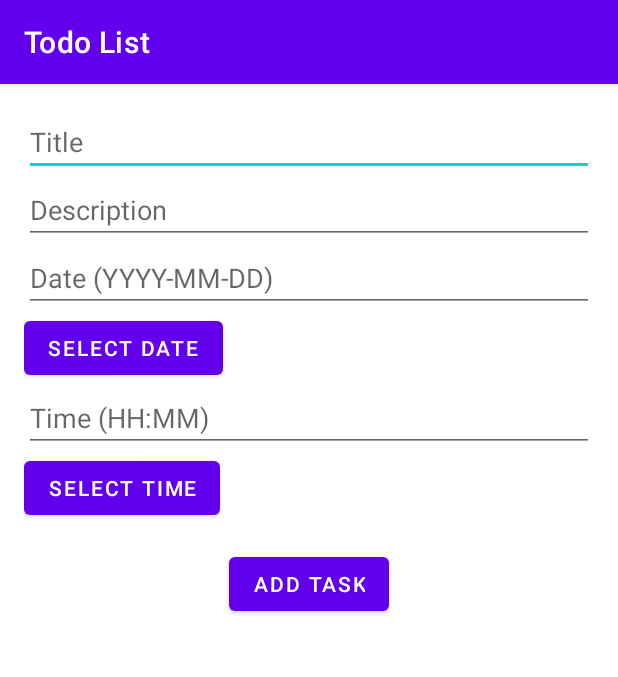
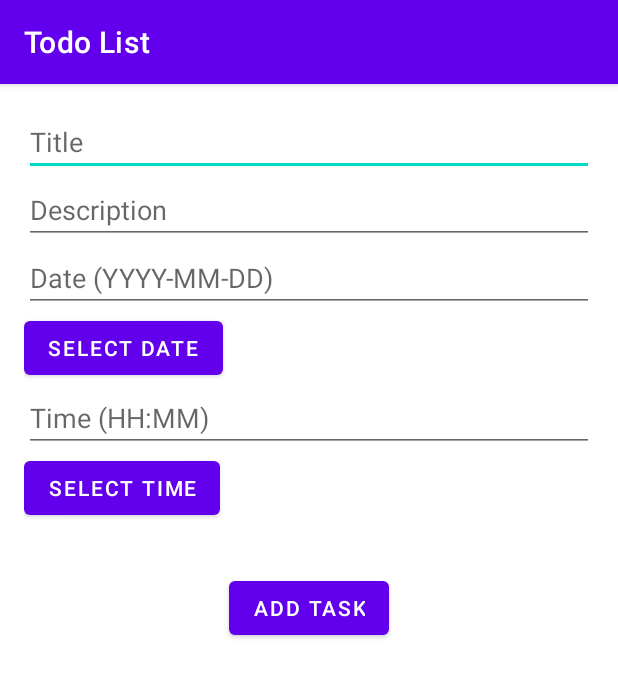
Before and after one commit to aleksandarMilos/FinalProject, an Android app: the ToDoList screen opened directly, with no data from a screen before it, on a phone screen of 412 x 824 dp. Shown: the top 677 px of the screen. Run offline under Robolectric (Android 15) with nearby library versions, the phone set to English and light mode, and no system bars; our stand-ins replace Room's generated code.

```diff
--- a/app/src/main/res/layout/todolist.xml
+++ b/app/src/main/res/layout/todolist.xml
@@ -63,7 +63,7 @@
         android:text="Add Task"
         android:layout_below="@+id/input_layout"
         android:layout_centerHorizontal="true"
-        android:layout_marginTop="0dp" />
+        android:layout_marginTop="16dp" />
 
     <ListView
         android:id="@+id/todo_list"
```
